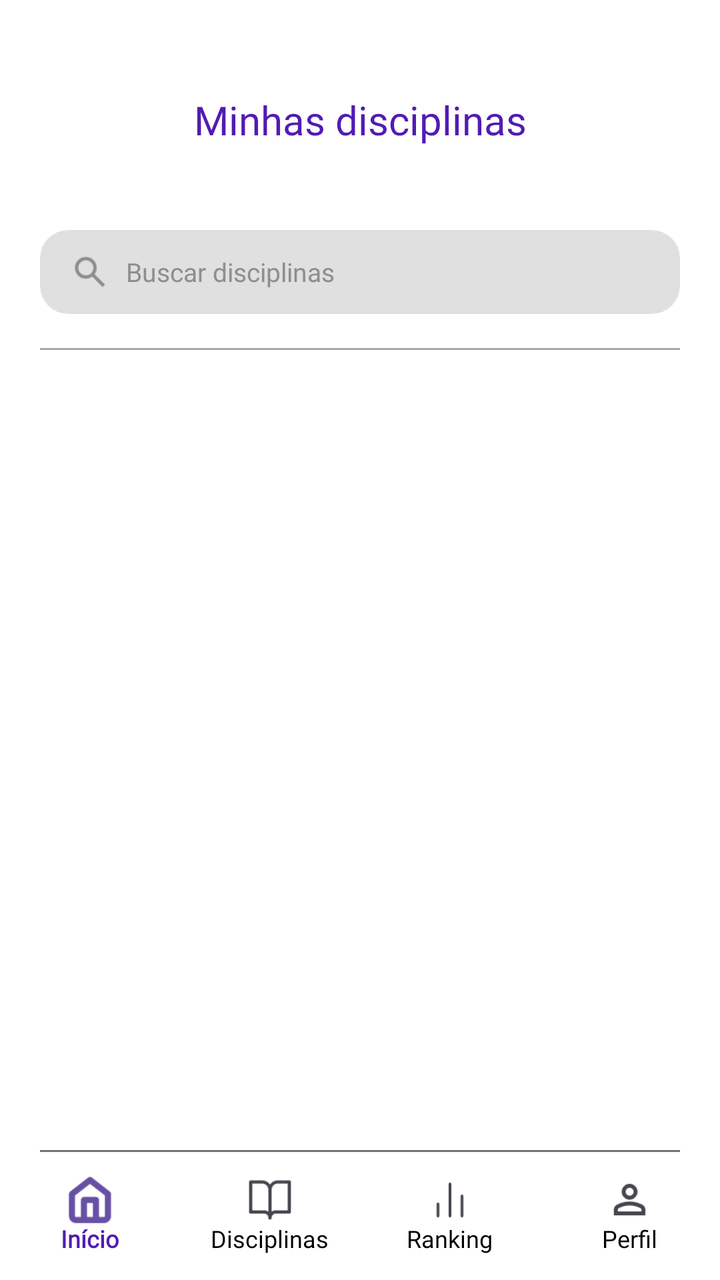
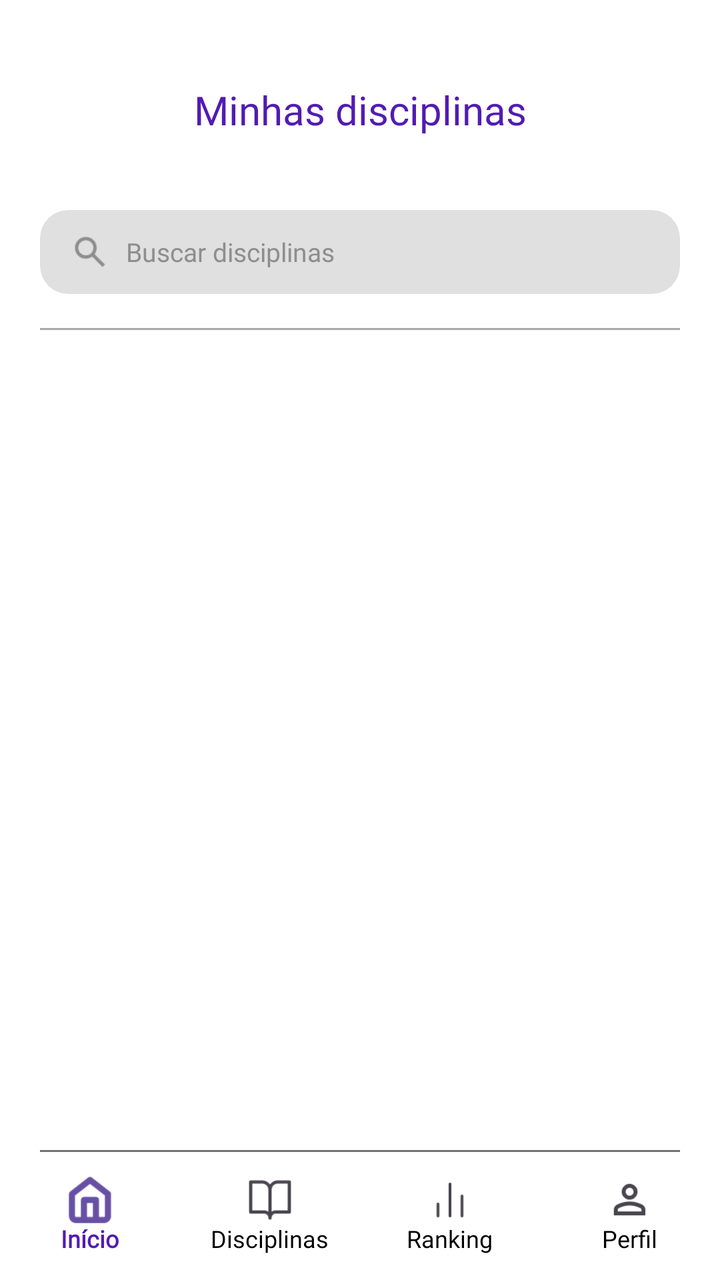

The first picture is an Android layout as it rendered before a commit; the second is the same layout after the commit. The layout source and the unified diff follow.
<!-- AndroidManifest.xml: application theme Theme.MeuFuturoAgora -->
<!-- res/layout/activity_tela_disciplina_aluno.xml -->
<?xml version="1.0" encoding="utf-8"?>
<androidx.constraintlayout.widget.ConstraintLayout xmlns:android="http://schemas.android.com/apk/res/android"
    xmlns:app="http://schemas.android.com/apk/res-auto"
    xmlns:tools="http://schemas.android.com/tools"
    android:id="@+id/main"
    android:layout_width="match_parent"
    android:layout_height="match_parent"
    android:background="@android:color/white"
    tools:context=".TelaDisciplinaAluno">

    <TextView
        android:layout_marginTop="35dp"
        android:id="@+id/tvTituloDisciplinas"
        android:layout_width="wrap_content"
        android:gravity="center"
        android:layout_height="50dp"
        android:text="Minhas disciplinas"
        android:textColor="@color/roxo_primario"
        android:textSize="20sp"
        android:fontFamily="@font/poppins_bold"
        app:layout_constraintTop_toTopOf="parent"
        app:layout_constraintStart_toStartOf="parent"
        app:layout_constraintEnd_toEndOf="parent" />

    <LinearLayout
        android:layout_width="0dp"
        android:layout_height="0dp"
        android:orientation="vertical"
        android:paddingStart="20dp"
        android:paddingEnd="20dp"
        android:layout_marginTop="30dp"
        android:paddingBottom="10dp"
        app:layout_constraintTop_toBottomOf="@id/tvTituloDisciplinas"
        app:layout_constraintBottom_toTopOf="@id/bottomNavigation"
        app:layout_constraintStart_toStartOf="parent"
        app:layout_constraintEnd_toEndOf="parent">

        <androidx.cardview.widget.CardView
            android:layout_width="match_parent"
            android:layout_height="42dp"
            app:cardCornerRadius="14dp"
            app:cardElevation="0dp"
            app:cardBackgroundColor="#E0E0E0">

            <LinearLayout
                android:layout_width="match_parent"
                android:layout_height="match_parent"
                android:gravity="center_vertical"
                android:orientation="horizontal"
                android:paddingStart="15dp"
                android:paddingEnd="15dp">

                <ImageView
                    android:layout_width="20dp"
                    android:layout_height="20dp"
                    android:src="@drawable/ic_busca"
                    android:contentDescription="Buscar" />

                <EditText
                    android:id="@+id/edtBuscar"
                    android:layout_width="match_parent"
                    android:layout_height="match_parent"
                    android:layout_marginStart="8dp"
                    android:background="@null"
                    android:textColor="#8E8E8E"
                    android:textColorHint="#8E8E8E"
                    android:hint="Buscar disciplinas"
                    android:textSize="13sp"
                    android:fontFamily="@font/poppins_regular"
                    android:singleLine="true"
                    android:padding="0dp" />

            </LinearLayout>

        </androidx.cardview.widget.CardView>

        <View
            android:layout_width="match_parent"
            android:layout_height="1dp"
            android:layout_marginTop="17dp"
            android:background="#AAAAAA" />

        <androidx.recyclerview.widget.RecyclerView
            android:id="@+id/recyclerDisciplinas"
            android:layout_width="match_parent"
            android:layout_height="0dp"
            android:layout_weight="1"
            android:layout_marginTop="5dp"
            android:clipToPadding="false"
            android:paddingBottom="5dp" />

        <TextView
            android:id="@+id/tvSemDisciplinasAluno"
            android:layout_width="match_parent"
            android:layout_height="0dp"
            android:layout_weight="1"
            android:gravity="center"
            android:fontFamily="@font/poppins_regular"
            android:text="Você ainda não está matriculado em nenhuma disciplina."
            android:textColor="@color/texto_cinza"
            android:textSize="14sp"
            android:visibility="gone" />

    </LinearLayout>

    <View
        android:id="@+id/linhaBottomBar"
        android:layout_width="0dp"
        android:layout_height="1dp"
        android:layout_marginStart="20dp"
        android:layout_marginEnd="20dp"
        android:background="#737373"
        app:layout_constraintBottom_toTopOf="@id/bottomNavigation"
        app:layout_constraintStart_toStartOf="parent"
        app:layout_constraintEnd_toEndOf="parent" />

    <com.google.android.material.bottomnavigation.BottomNavigationView
        android:id="@+id/bottomNavigation"
        android:layout_width="0dp"
        android:layout_height="wrap_content"
        app:paddingBottomSystemWindowInsets="false"
        android:minHeight="64dp"
        android:background="@android:color/white"
        app:itemIconSize="24dp"
        app:itemTextAppearanceActive="@style/BottomNavigationText"
        app:itemTextAppearanceInactive="@style/BottomNavigationText"
        app:itemTextColor="@color/bottom_navigation_text"
        app:itemActiveIndicatorStyle="@style/BottomNavigationActiveIndicator"
        app:itemHorizontalTranslationEnabled="false"
        app:labelVisibilityMode="labeled"
        app:itemIconTint="@null"
        app:menu="@menu/menu_aluno"
        app:layout_constraintBottom_toBottomOf="parent"
        app:layout_constraintStart_toStartOf="parent"
        app:layout_constraintEnd_toEndOf="parent" />

</androidx.constraintlayout.widget.ConstraintLayout>
<!-- resources referenced by this layout -->
<resources>
  <color name="roxo_primario">#521BB3</color>
  <color name="texto_cinza">#777777</color>
  <!-- drawable ic_busca: png bitmap (drawable, 598 bytes) -->
  <style name="BottomNavigationActiveIndicator">
          <item name="android:color">@android:color/transparent</item>
      </style>
  <style name="BottomNavigationText">
          <item name="android:textSize">12sp</item>
          <item name="android:fontFamily">@font/poppins_semibold</item>
      </style>
  <style name="Theme.MeuFuturoAgora" parent="Base.Theme.MeuFuturoAgora" />
  <style name="Base.Theme.MeuFuturoAgora" parent="Theme.Material3.DayNight.NoActionBar">
          <item name="android:navigationBarColor">@android:color/transparent</item>
      </style>
</resources>

<!-- the commit's change to res/layout/activity_tela_disciplina_aluno.xml (unified diff, before → after) -->
@@ -13,7 +13,7 @@
         android:id="@+id/tvTituloDisciplinas"
         android:layout_width="wrap_content"
         android:gravity="center"
-        android:layout_height="50dp"
+        android:layout_height="40dp"
         android:text="Minhas disciplinas"
         android:textColor="@color/roxo_primario"
         android:textSize="20sp"
